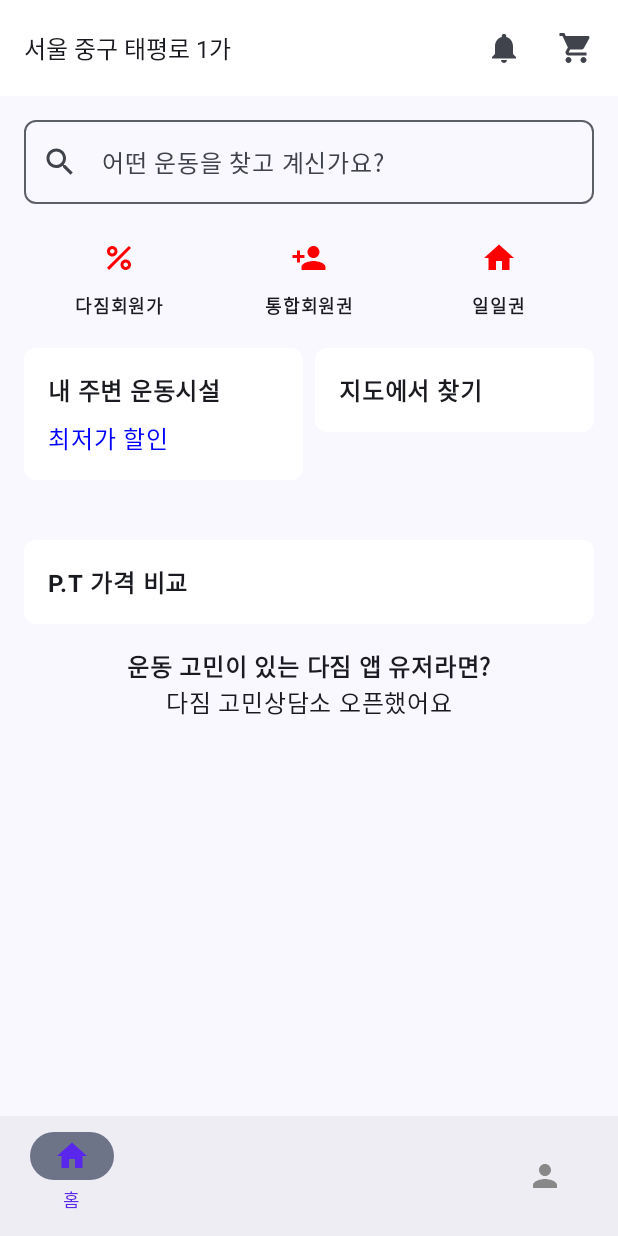
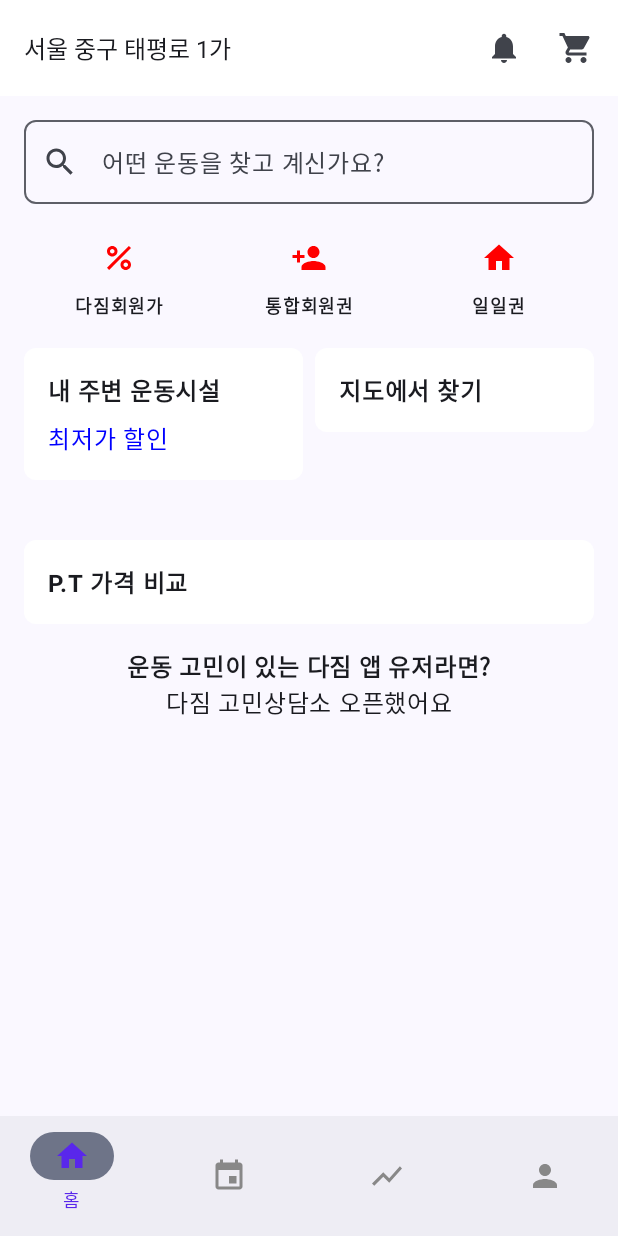
Before and after one commit to HWANGHEEWSUNG/GroupWare, an Android app built with Jetpack Compose: the screen it shows after launch (MainActivity), on a phone screen of 412 x 824 dp. Run offline under Robolectric (Android 15) with nearby library versions, the phone set to English and light mode, and no system bars.

Commit message:
기본 틀

```diff
--- a/app/src/main/java/com/example/groupware/MainActivity.kt
+++ b/app/src/main/java/com/example/groupware/MainActivity.kt
@@ -35,8 +35,8 @@ import com.example.groupware.entryScreen.EntryScreen
 import com.example.groupware.gymScreen.GymScreen
 import com.example.groupware.mainScreen.MainScreen
 import com.example.groupware.profileScreen.ProfileScreen
+import com.example.groupware.shopScreen.ShopScreen
 import com.example.groupware.ui.theme.GroupWareTheme
-import java.time.LocalDate
 
 class MainActivity : ComponentActivity() {
     override fun onCreate(savedInstanceState: Bundle?) {
@@ -67,6 +67,8 @@ fun AppContent(modifier: Modifier = Modifier) {
                 composable("mainScreen") { MainScreen(navController) }
                 composable("profileScreen") { ProfileScreen(navController) }
                 composable("gymScreen") { GymScreen(navController) }
+                composable("shopScreen") { ShopScreen(navController) }
+
             }
         }
         val navBackStackEntry by navController.currentBackStackEntryAsState()
@@ -116,8 +118,8 @@ fun BottomNavigationBar(navController: NavHostController) {
                 icon = {
                     val icon = when (item.route) {
                         "mainScreen" -> Icons.Filled.Home
-                        "calendarScreen/${LocalDate.now()}" -> Icons.Filled.Event
-                        "graphScreen" -> Icons.Filled.ShowChart // GMobiledata 아이콘 대신 ShowChart 사용
+                        "gymScreen" -> Icons.Filled.Event
+                        "shopScreen" -> Icons.Filled.ShowChart // GMobiledata 아이콘 대신 ShowChart 사용
                         "profileScreen" -> Icons.Filled.Person
                         else -> null
                     }
```
